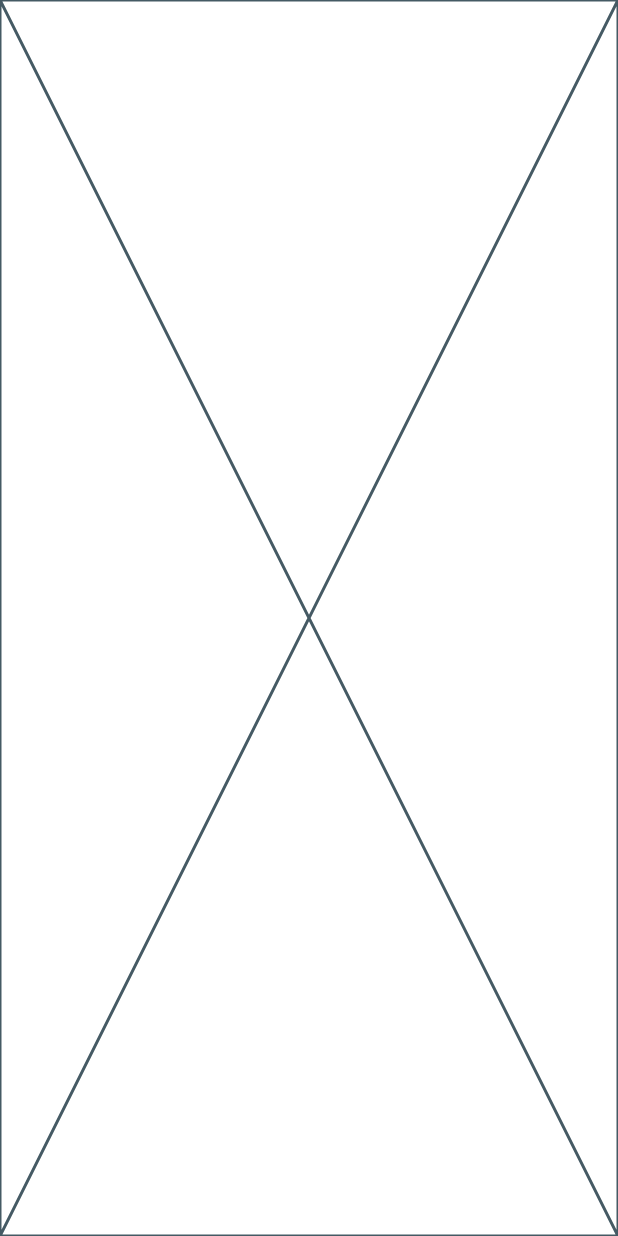
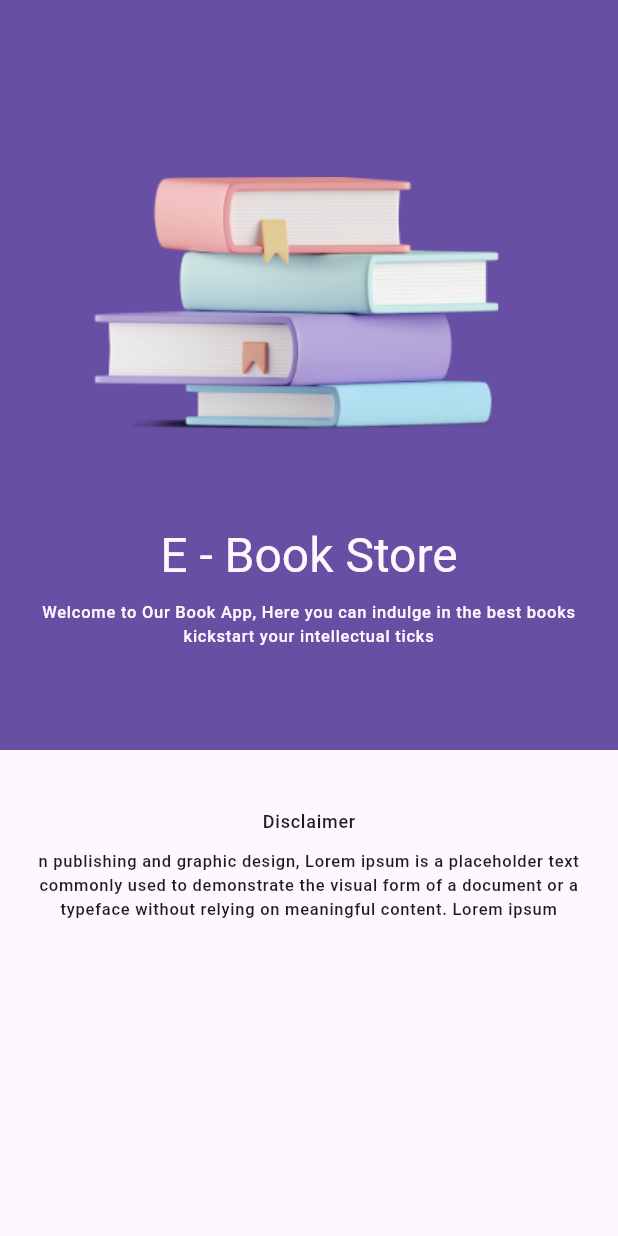
Before and after one commit to RizwanRabbi/flutter_book_project, a Flutter app: the screen it shows after launch, on a phone screen of 412 x 824 dp. Run offline on Flutter 3.47's test engine with Material 3 defaults, Android fonts, the phone set to English and light mode, and no system bars; our stand-ins replace flutter_svg, get.

Commit message:
Added all components

```diff
--- a/lib/Pages/WelcomePage.dart
+++ b/lib/Pages/WelcomePage.dart
@@ -1,10 +1,96 @@
+// import 'package:e_book/Components/PrimaryButton.dart';
+// import 'package:Controller/AuthController.dart';
+// import 'package:e_book/Pages/Homepage/HomePage.dart';
 import 'package:flutter/material.dart';
+import 'package:get/get.dart';
 
 class WelcomePage extends StatelessWidget {
   const WelcomePage({super.key});
 
   @override
   Widget build(BuildContext context) {
-    return const Placeholder();
+    // AuthController authController = Get.put(AuthController());
+    return Scaffold(
+      body: Column(
+        children: [
+          Container(
+            height: 500,
+            padding: const EdgeInsets.all(20),
+            color: Theme.of(context).colorScheme.primary,
+            child: Row(mainAxisAlignment: MainAxisAlignment.center, children: [
+              Expanded(
+                child: Column(
+                  mainAxisAlignment: MainAxisAlignment.center,
+                  children: [
+                    const SizedBox(height: 50),
+                    Image.asset(
+                      "Assets/Images/book.png",
+                      width: 380,
+                    ),
+                    const SizedBox(height: 60),
+                    Text(
+                      "E - Book Store",
+                      style:
+                          Theme.of(context).textTheme.headlineLarge?.copyWith(
+                                color: Theme.of(context).colorScheme.background,
+                              ),
+                    ),
+                    const SizedBox(height: 10),
+                    Flexible(
+                      child: Text(
+                        "Welcome to Our Book App, Here you can indulge in the best books kickstart your intellectual ticks",
+                        textAlign: TextAlign.center,
+                        style: Theme.of(context).textTheme.labelSmall?.copyWith(
+                              color: Theme.of(context).colorScheme.background,
+                            ),
+                      ),
+                    ),
+                  ],
+                ),
+              )
+            ]),
+          ),
+          Padding(
+            padding: const EdgeInsets.all(10),
+            child: Column(
+              children: [
+                const SizedBox(height: 30),
+                Row(
+                  mainAxisAlignment: MainAxisAlignment.center,
+                  children: [
+                    Text(
+                      "Disclaimer",
+                      style: Theme.of(context).textTheme.labelMedium,
+                    ),
+                  ],
+                ),
+                const SizedBox(height: 10),
+                Row(
+                  children: [
+                    Flexible(
+                      child: Text(
+                        "n publishing and graphic design, Lorem ipsum is a placeholder text commonly used to demonstrate the visual form of a document or a typeface without relying on meaningful content. Lorem ipsum",
+                        textAlign: TextAlign.center,
+                        style: Theme.of(context).textTheme.labelSmall,
+                      ),
+                    ),
+                  ],
+                ),
+              ],
+            ),
+          ),
+          const Spacer(),
+          // Padding(
+          //   padding: const EdgeInsets.all(10),
+          //   child: PrimaryButton(
+          //     btnName: "LOGIN WITH GOOGLE",
+          //     ontap: () {
+          //       authController.loginWithEmail();
+          //     },
+          //   ),
+          // )
+        ],
+      ),
+    );
   }
 }
```
Also changed, not shown: lib/Components/BackButton.dart (added, +28 -0 lines), lib/Components/BookCard.dart (added, +58 -0 lines), lib/Components/BookTile.dart (added, +102 -0 lines), lib/Components/MutiLineTextFormField.dart (added, +24 -0 lines), lib/Components/MyDrawer.dart (added, +12 -0 lines), lib/Components/MyTextFormField.dart (added, +32 -0 lines), lib/Components/PrimaryButton.dart (added, +44 -0 lines).
